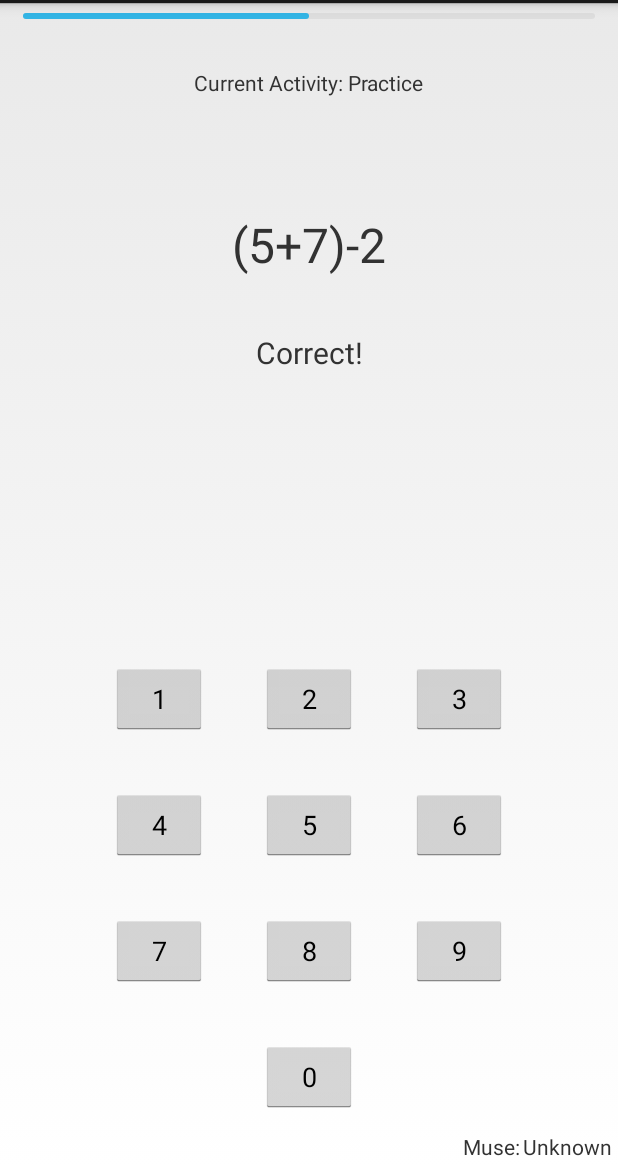
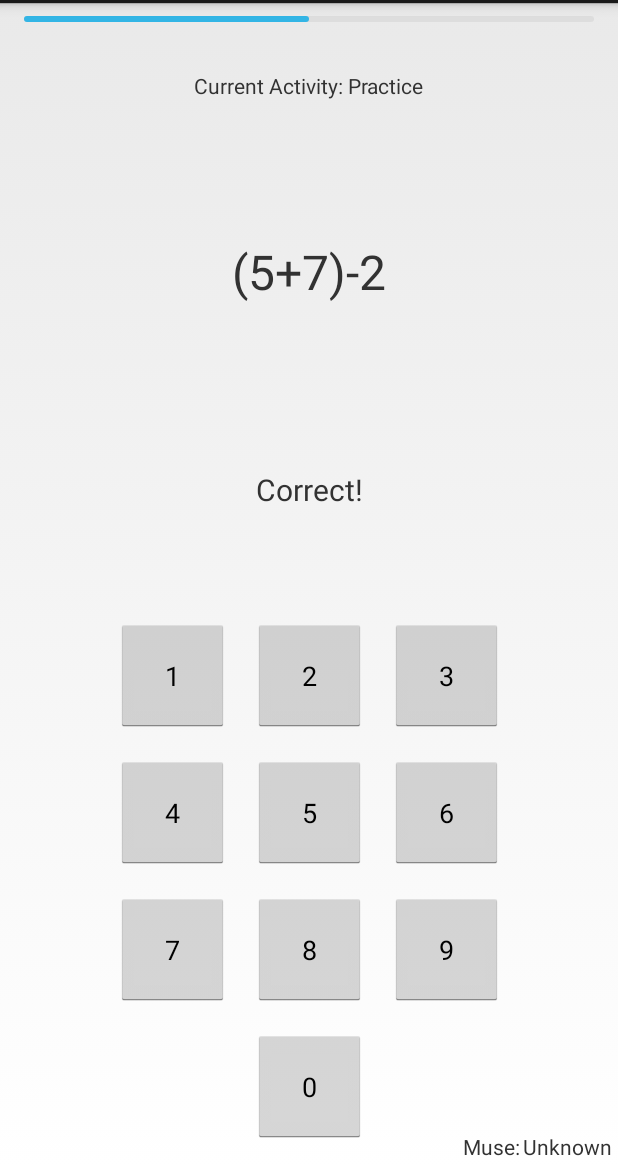
Before and after one commit to zhijiee/FocusDataCollection, an Android app: the screen it shows after launch (Activity_Record_Data), after a tap on "EEG Data Recording", on a phone screen of 412 x 824 dp, the part 69-1236 px from its top. Run offline under Robolectric (Android 15) with nearby library versions, the phone set to English and light mode, and no system bars; 2 statements that could not run were skipped.

Commit message:
Minor Updates to Arithmetic UI.

```diff
--- a/app/src/main/res/layout/arithmetic_task.xml
+++ b/app/src/main/res/layout/arithmetic_task.xml
@@ -1,7 +1,6 @@
 <?xml version="1.0" encoding="utf-8"?>
 <android.support.constraint.ConstraintLayout xmlns:android="http://schemas.android.com/apk/res/android"
     xmlns:app="http://schemas.android.com/apk/res-auto"
-    xmlns:tools="http://schemas.android.com/tools"
     android:id="@+id/arithmetic_test_layout"
     android:layout_width="match_parent"
     android:layout_height="match_parent">
@@ -11,9 +10,9 @@
         style="@android:style/Widget.DeviceDefault.ProgressBar.Horizontal"
         android:layout_width="0dp"
         android:layout_height="5dp"
-        android:layout_marginEnd="15dp"
-        android:layout_marginStart="15dp"
-        android:layout_marginTop="6dp"
+        android:layout_marginEnd="16dp"
+        android:layout_marginStart="16dp"
+        android:layout_marginTop="8dp"
         android:max="100"
         android:progress="50"
         android:visibility="visible"
@@ -25,16 +24,18 @@
         android:id="@+id/arith_question"
         android:layout_width="0dp"
         android:layout_height="52dp"
+        android:layout_marginBottom="32dp"
         android:layout_marginEnd="38dp"
         android:layout_marginStart="38dp"
-        android:layout_marginTop="124dp"
+        android:layout_marginTop="32dp"
         android:gravity="center"
         android:text="(5+7)-2"
         android:textSize="32sp"
+        app:layout_constraintBottom_toTopOf="@+id/qsn_feedback"
         app:layout_constraintEnd_toEndOf="parent"
         app:layout_constraintHorizontal_bias="0.0"
         app:layout_constraintStart_toStartOf="parent"
-        app:layout_constraintTop_toBottomOf="@+id/timer_progressbar" />
+        app:layout_constraintTop_toBottomOf="@+id/current_activity_instr" />
 
     <TextView
         android:id="@+id/muse_text"
@@ -59,19 +60,18 @@
 
     <Button
         android:id="@+id/ans6"
-        android:layout_width="wrap_content"
-        android:layout_height="wrap_content"
-        android:layout_marginStart="36dp"
-        android:layout_marginLeft="36dp"
+        android:layout_width="75dp"
+        android:layout_height="75dp"
+        android:layout_marginStart="16dp"
         android:text="6"
         app:layout_constraintBaseline_toBaselineOf="@+id/ans5"
         app:layout_constraintStart_toEndOf="@+id/ans5" />
 
     <Button
         android:id="@+id/ans5"
-        android:layout_width="wrap_content"
-        android:layout_height="48dp"
-        android:layout_marginBottom="36dp"
+        android:layout_width="75dp"
+        android:layout_height="75dp"
+        android:layout_marginBottom="16dp"
         android:layout_marginEnd="8dp"
         android:layout_marginStart="8dp"
         android:text="5"
@@ -81,39 +81,36 @@
 
     <Button
         android:id="@+id/ans4"
-        android:layout_width="wrap_content"
-        android:layout_height="wrap_content"
-        android:layout_marginEnd="36dp"
-        android:layout_marginRight="36dp"
+        android:layout_width="75dp"
+        android:layout_height="75dp"
+        android:layout_marginEnd="16dp"
         android:text="4"
         app:layout_constraintBaseline_toBaselineOf="@+id/ans5"
         app:layout_constraintEnd_toStartOf="@+id/ans5" />
 
     <Button
         android:id="@+id/ans1"
-        android:layout_width="wrap_content"
-        android:layout_height="wrap_content"
-        android:layout_marginEnd="36dp"
-        android:layout_marginRight="36dp"
+        android:layout_width="75dp"
+        android:layout_height="75dp"
+        android:layout_marginEnd="16dp"
         android:text="1"
         app:layout_constraintBaseline_toBaselineOf="@+id/ans2"
         app:layout_constraintEnd_toStartOf="@+id/ans2" />
 
     <Button
         android:id="@+id/ans3"
-        android:layout_width="wrap_content"
-        android:layout_height="wrap_content"
-        android:layout_marginStart="36dp"
-        android:layout_marginLeft="36dp"
+        android:layout_width="75dp"
+        android:layout_height="75dp"
+        android:layout_marginStart="16dp"
         android:text="3"
         app:layout_constraintBaseline_toBaselineOf="@+id/ans2"
         app:layout_constraintStart_toEndOf="@+id/ans2" />
 
     <Button
         android:id="@+id/ans2"
-        android:layout_width="wrap_content"
-        android:layout_height="wrap_content"
-        android:layout_marginBottom="36dp"
+        android:layout_width="75dp"
+        android:layout_height="75dp"
+        android:layout_marginBottom="16dp"
         android:layout_marginEnd="8dp"
         android:layout_marginStart="8dp"
         android:text="2"
@@ -123,31 +120,29 @@
 
     <Button
         android:id="@+id/ans7"
-        android:layout_width="wrap_content"
-        android:layout_height="wrap_content"
-        android:layout_marginEnd="36dp"
-        android:layout_marginRight="36dp"
+        android:layout_width="75dp"
+        android:layout_height="75dp"
+        android:layout_marginEnd="16dp"
         android:text="7"
         app:layout_constraintBaseline_toBaselineOf="@+id/ans8"
         app:layout_constraintEnd_toStartOf="@+id/ans8" />
 
     <Button
         android:id="@+id/ans9"
-        android:layout_width="wrap_content"
-        android:layout_height="wrap_content"
-        android:layout_marginStart="36dp"
-        android:layout_marginLeft="36dp"
+        android:layout_width="75dp"
+        android:layout_height="75dp"
+        android:layout_marginStart="16dp"
         android:text="9"
         app:layout_constraintBaseline_toBaselineOf="@+id/ans8"
         app:layout_constraintStart_toEndOf="@+id/ans8" />
 
     <Button
         android:id="@+id/ans8"
-        android:layout_width="wrap_content"
-        android:layout_height="wrap_content"
-        android:layout_marginBottom="36dp"
-        android:layout_marginEnd="8dp"
-        android:layout_marginStart="8dp"
+        android:layout_width="75dp"
+        android:layout_height="75dp"
+        android:layout_marginBottom="16dp"
+        android:layout_marginEnd="16dp"
+        android:layout_marginStart="16dp"
         android:text="8"
         app:layout_constraintBottom_toTopOf="@+id/ans0"
         app:layout_constraintEnd_toEndOf="parent"
@@ -155,9 +150,9 @@
 
     <Button
         android:id="@+id/ans0"
-        android:layout_width="wrap_content"
-        android:layout_height="wrap_content"
-        android:layout_marginBottom="36dp"
+        android:layout_width="75dp"
+        android:layout_height="75dp"
+        android:layout_marginBottom="16dp"
         android:text="0"
         app:layout_constraintBottom_toBottomOf="parent"
         app:layout_constraintLeft_toLeftOf="parent"
@@ -181,12 +176,13 @@
         android:id="@+id/qsn_feedback"
         android:layout_width="wrap_content"
         android:layout_height="wrap_content"
-        android:layout_marginTop="32dp"
+        android:layout_marginBottom="16dp"
+        android:layout_marginTop="16dp"
         android:text="Correct!"
         android:textSize="20sp"
-        app:layout_constraintTop_toBottomOf="@+id/arith_question"
+        app:layout_constraintBottom_toTopOf="@+id/ans2"
+        app:layout_constraintEnd_toEndOf="parent"
         app:layout_constraintStart_toStartOf="parent"
-        app:layout_constraintEnd_toEndOf="parent"
-        tools:layout_editor_absoluteX="180dp" />
+        app:layout_constraintTop_toBottomOf="@+id/arith_question" />
 
 </android.support.constraint.ConstraintLayout>
```
Also changed, not shown: 1 other file.
